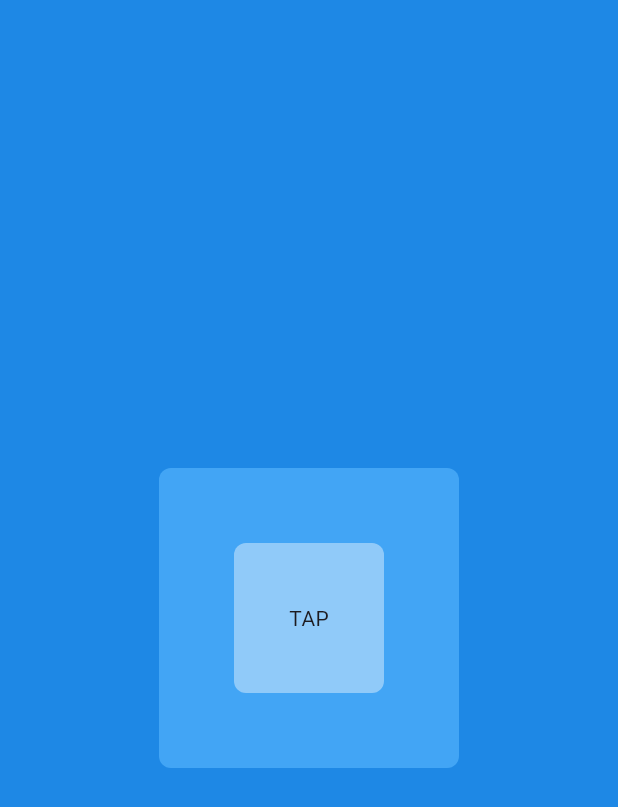
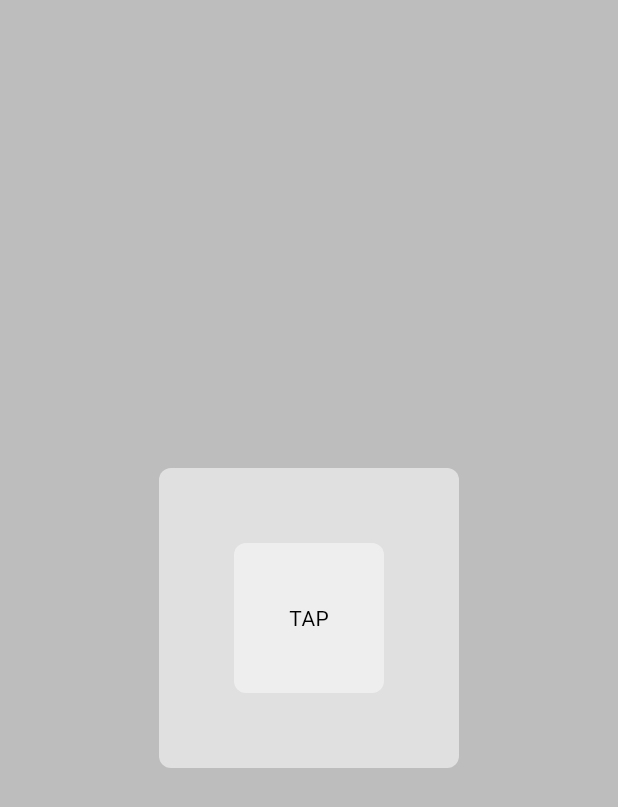
Before and after one commit to Fatah03111995/flutter_basic_lesson, a Flutter app: the screen it shows after launch, on a phone screen of 412 x 824 dp. Shown: the top 807 px of the screen. Run offline on Flutter 3.47's test engine with Material 3 defaults, Android fonts, the phone set to English and light mode, and no system bars.

Commit message:
feat(les5) : add and apply the theme

```diff
--- a/lib/les5_theme/myapp.dart
+++ b/lib/les5_theme/myapp.dart
@@ -1,5 +1,6 @@
 import 'package:flutter/material.dart';
 import 'package:flutter_basic_lesson/les5_theme/pages/home_page.dart';
+import './theme.dart';
 
 class MyApp extends StatelessWidget {
   const MyApp({super.key});
@@ -9,6 +10,8 @@ class MyApp extends StatelessWidget {
     return MaterialApp(
       debugShowCheckedModeBanner: false,
       home: const HomePage(),
+      theme: lightMode,
+      darkTheme: darkMode,
     );
   }
 }
--- a/lib/les5_theme/pages/home_page.dart
+++ b/lib/les5_theme/pages/home_page.dart
@@ -8,12 +8,12 @@ class HomePage extends StatelessWidget {
   @override
   Widget build(BuildContext context) {
     return Scaffold(
-        backgroundColor: Colors.blue[600],
+        backgroundColor: Theme.of(context).colorScheme.background,
         body: Center(
             child: MyBox(
-          color: Colors.blue[400],
+          color: Theme.of(context).colorScheme.primary,
           child: MyButton(
-            color: Colors.blue[200],
+            color: Theme.of(context).colorScheme.secondary,
             onTap: () {},
           ),
         )));
--- a/lib/les5_theme/theme.dart
+++ b/lib/les5_theme/theme.dart
@@ -1,5 +1,16 @@
 import 'package:flutter/material.dart';
 
-ThemeData ligthMode = ThemeData();
+ThemeData lightMode = ThemeData(
+  brightness: Brightness.light,
+  colorScheme: ColorScheme.light(
+      background: Colors.grey.shade400,
+      primary: Colors.grey.shade300,
+      secondary: Colors.grey.shade200),
+);
 
-ThemeData darkMode = ThemeData();
+ThemeData darkMode = ThemeData(
+    brightness: Brightness.dark,
+    colorScheme: ColorScheme.dark(
+        background: Colors.grey.shade900,
+        primary: Colors.grey.shade800,
+        secondary: Colors.grey.shade700));
```
